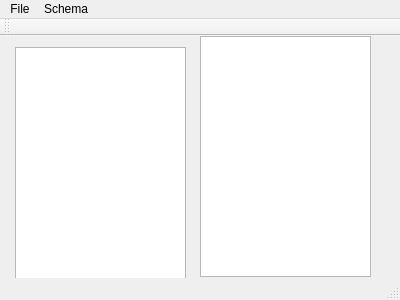
Old version of the form qtctrl/qtctrlgui/tctrlmainwindow.ui in the repository t3kt/tctrl-protobuf.
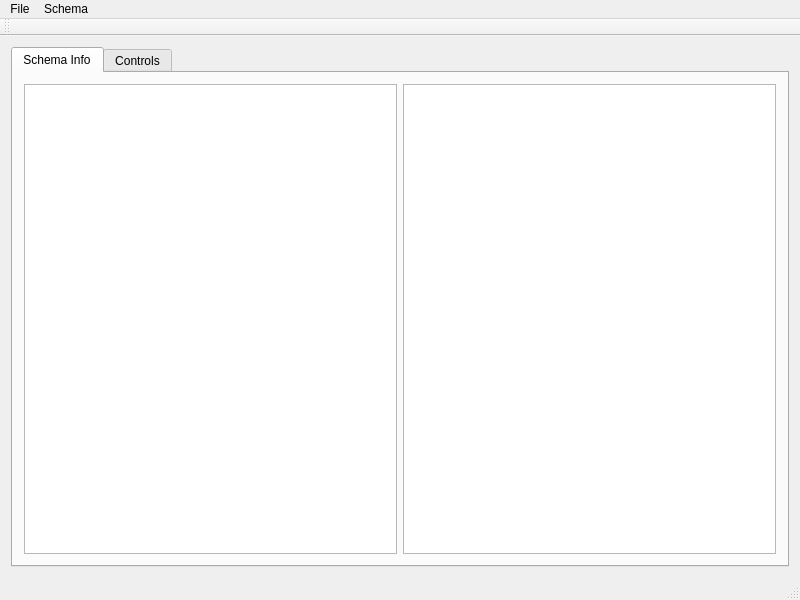
New version of the form. The open tabs and pages were chosen to show the change.

Commit message: starting to fill out the gui

```diff
--- a/qtctrl/qtctrlgui/tctrlmainwindow.ui
+++ b/qtctrl/qtctrlgui/tctrlmainwindow.ui
@@ -6,42 +6,60 @@
    <rect>
     <x>0</x>
     <y>0</y>
-    <width>400</width>
-    <height>300</height>
+    <width>800</width>
+    <height>600</height>
    </rect>
   </property>
   <property name="windowTitle">
    <string>TctrlMainWindow</string>
   </property>
   <widget class="QWidget" name="centralWidget">
-   <widget class="QTextBrowser" name="schemaJsonTextBrowser">
-    <property name="geometry">
-     <rect>
-      <x>15</x>
-      <y>11</y>
-      <width>171</width>
-      <height>241</height>
-     </rect>
-    </property>
-   </widget>
-   <widget class="QTextBrowser" name="schemaJsonTextBrowser_2">
-    <property name="geometry">
-     <rect>
-      <x>200</x>
-      <y>0</y>
-      <width>171</width>
-      <height>241</height>
-     </rect>
-    </property>
-   </widget>
+   <layout class="QGridLayout" name="gridLayout">
+    <item row="0" column="0">
+     <layout class="QHBoxLayout" name="horizontalLayout">
+      <item>
+       <widget class="QTabWidget" name="tabWidget">
+        <property name="sizePolicy">
+         <sizepolicy hsizetype="Expanding" vsizetype="Expanding">
+          <horstretch>1</horstretch>
+          <verstretch>1</verstretch>
+         </sizepolicy>
+        </property>
+        <property name="currentIndex">
+         <number>1</number>
+        </property>
+        <widget class="QWidget" name="schemaInfoTab">
+         <attribute name="title">
+          <string>Schema Info</string>
+         </attribute>
+         <layout class="QHBoxLayout" name="horizontalLayout_3">
+          <item>
+           <widget class="QTextBrowser" name="schemaJsonTextBrowser_3"/>
+          </item>
+          <item>
+           <widget class="QTextBrowser" name="schemaJsonTextBrowser_4"/>
+          </item>
+         </layout>
+        </widget>
+        <widget class="QWidget" name="controlsTab">
+         <attribute name="title">
+          <string>Controls</string>
+         </attribute>
+         <layout class="QGridLayout" name="gridLayout_2"/>
+        </widget>
+       </widget>
+      </item>
+     </layout>
+    </item>
+   </layout>
   </widget>
   <widget class="QMenuBar" name="menuBar">
    <property name="geometry">
     <rect>
      <x>0</x>
      <y>0</y>
-     <width>400</width>
-     <height>17</height>
+     <width>800</width>
+     <height>22</height>
     </rect>
    </property>
    <widget class="QMenu" name="menuFile">
```
Left out of the diff: 39 changed lines with no effect on the pictures. The commit also changes 4 other files.
